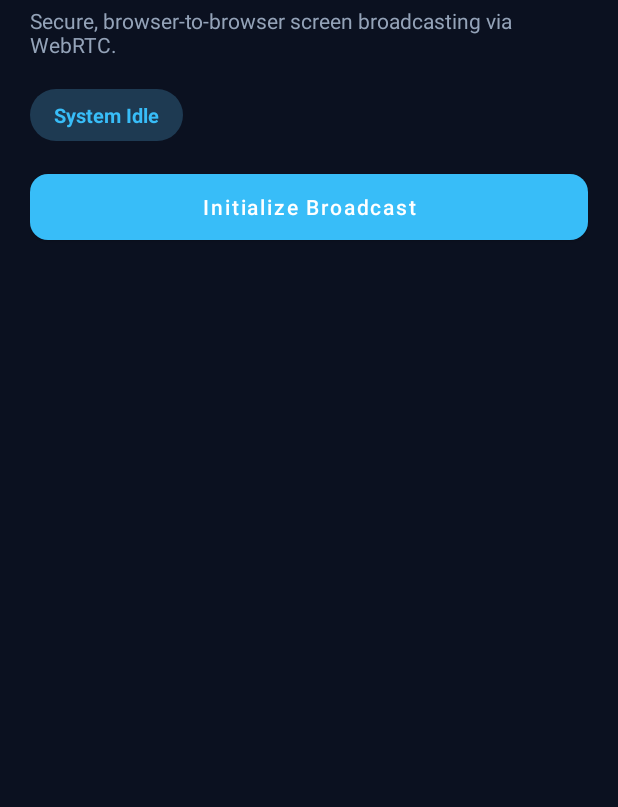
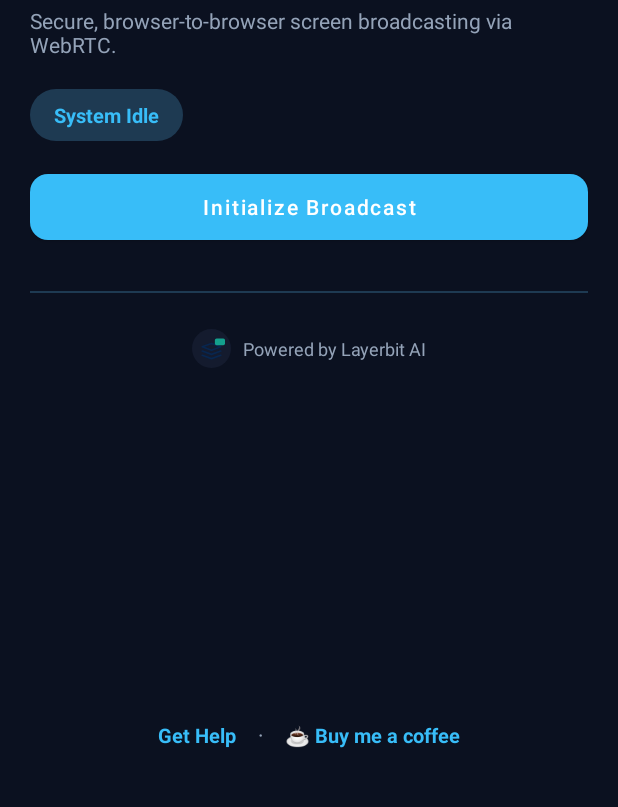
Before and after one commit to vysakhsuresh/layerlink-android, an Android app: the screen it shows after launch (MainActivity), on a phone screen of 412 x 824 dp, the part 87-894 px from its top. Run offline under Robolectric (Android 15) with nearby library versions, the phone set to English and light mode, and no system bars; libraries missing offline, so code that uses them is left out: org.webrtc; plain views replace SurfaceViewRenderer; 8 statements that could not run were skipped.

Commit message:
Update app icon to Open Link, add Layerbit AI company footer
- App icon: replaced the old three-layer mark with "Open Link" (two
  crossing pill shapes forming a chain-link glyph) on the existing
  accent gradient, sized to the adaptive-icon safe zone.
- New shared :core branding: a Layerbit AI mark (matching the geometry
  and colors of the layerbit.co.in site header, sampled from the actual
  logo), a reusable "Powered by Layerbit AI" footer view, and Get
  Help/Buy Me a Coffee actions - all wired to the real destinations from
  the site's index page (buymeacoffee.com/layerbit, WhatsApp, email).
  Reusable as-is by any future app in the family via
  <include layout="@layout/view_brand_footer" /> + BrandLinks.
- Fixed the footer divider's constraint (was anchored to parent top
  instead of the content Barrier below it) before it ever shipped.

Co-Authored-By: Claude Sonnet 5 <noreply@anthropic.com>
Claude-Session: https://claude.ai/code/session_01UA2YMQTHPHii35Dz93eu7W

```diff
--- a/app/src/main/java/com/layerbit/layerlink/MainActivity.kt
+++ b/app/src/main/java/com/layerbit/layerlink/MainActivity.kt
@@ -21,9 +21,10 @@ import androidx.appcompat.app.AppCompatActivity
 import androidx.core.content.ContextCompat
 import androidx.core.view.isVisible
 import androidx.lifecycle.lifecycleScope
+import com.layerbit.core.brand.BrandLinks
+import com.layerbit.core.webrtc.SessionState
 import com.layerbit.layerlink.databinding.ActivityMainBinding
 import com.layerbit.layerlink.service.ScreenShareService
-import com.layerbit.core.webrtc.SessionState
 import kotlinx.coroutines.Job
 import kotlinx.coroutines.launch
 import org.webrtc.RendererCommon
@@ -82,6 +83,9 @@ class MainActivity : AppCompatActivity() {
         binding.btnStop.setOnClickListener { boundService?.stopSharing() }
         binding.btnCopy.setOnClickListener { copyLink() }
         binding.btnShare.setOnClickListener { shareLink() }
+        binding.brandFooterRow.setOnClickListener { BrandLinks.openWebsite(this) }
+        binding.btnGetHelp.setOnClickListener { BrandLinks.showGetHelpDialog(this) }
+        binding.btnBuyCoffee.setOnClickListener { BrandLinks.openCoffee(this) }
 
         maybeRequestNotificationPermission()
         renderState(SessionState.Idle)
--- a/app/src/main/res/layout/activity_main.xml
+++ b/app/src/main/res/layout/activity_main.xml
@@ -74,6 +74,7 @@
             android:id="@+id/actionBarrier"
             android:layout_width="wrap_content"
             android:layout_height="wrap_content"
+            app:barrierAllowsGoneWidgets="false"
             app:barrierDirection="bottom"
             app:constraint_referenced_ids="btnStart,btnStop" />
 
@@ -155,6 +156,16 @@
 
         </androidx.cardview.widget.CardView>
 
+        <androidx.constraintlayout.widget.Barrier
+            android:id="@+id/contentBarrier"
+            android:layout_width="wrap_content"
+            android:layout_height="wrap_content"
+            app:barrierAllowsGoneWidgets="false"
+            app:barrierDirection="bottom"
+            app:constraint_referenced_ids="btnStart,btnStop,linkContainer,previewCard" />
+
+        <include layout="@layout/view_brand_footer" />
+
     </androidx.constraintlayout.widget.ConstraintLayout>
 
 </androidx.core.widget.NestedScrollView>
--- /dev/null
+++ b/core/src/main/res/drawable/ic_layerbit_mark.xml
@@ -0,0 +1,39 @@
+<?xml version="1.0" encoding="utf-8"?>
+<!-- Layerbit AI company mark: same layered/broadcast glyph used in the layerbit.co.in site
+     header (src/partials/header.html), recolored for a light "Powered by" surface, plus the
+     teal accent badge standing in for the "AI" callout (VectorDrawable has no text element,
+     so the literal "AI" is carried by the adjacent wordmark instead). -->
+<vector xmlns:android="http://schemas.android.com/apk/res/android"
+    android:width="24dp"
+    android:height="24dp"
+    android:viewportWidth="64"
+    android:viewportHeight="64">
+
+    <path
+        android:pathData="M32,20 L54,28 L32,36 L10,28 Z"
+        android:strokeColor="#08264F"
+        android:strokeWidth="4"
+        android:strokeLineJoin="round"
+        android:fillColor="#00000000" />
+
+    <path
+        android:pathData="M10,38 L32,46 L54,38"
+        android:strokeColor="#08264F"
+        android:strokeWidth="4"
+        android:strokeLineCap="round"
+        android:strokeLineJoin="round"
+        android:fillColor="#00000000" />
+
+    <path
+        android:pathData="M10,48 L32,56 L54,48"
+        android:strokeColor="#08264F"
+        android:strokeWidth="4"
+        android:strokeLineCap="round"
+        android:strokeLineJoin="round"
+        android:fillColor="#00000000" />
+
+    <path
+        android:pathData="M44,8 h16 a4,4 0 0 1 4,4 v8 a4,4 0 0 1 -4,4 h-16 a4,4 0 0 1 -4,-4 v-8 a4,4 0 0 1 4,-4 Z"
+        android:fillColor="#14A08D" />
+
+</vector>
--- /dev/null
+++ b/core/src/main/res/layout/view_brand_footer.xml
@@ -0,0 +1,96 @@
+<?xml version="1.0" encoding="utf-8"?>
+<!-- Company-wide "Powered by Layerbit AI" footer + support links, meant to be dropped into
+     any app's ConstraintLayout via <include layout="@layout/view_brand_footer" />. As a
+     <merge>, its children become direct siblings of whatever ConstraintLayout includes it, so
+     the top view below can anchor to an id (e.g. a content Barrier) defined in that including
+     layout - see MainActivity's use for the pattern. -->
+<merge xmlns:android="http://schemas.android.com/apk/res/android"
+    xmlns:app="http://schemas.android.com/apk/res-auto">
+
+    <View
+        android:id="@+id/brandFooterDivider"
+        android:layout_width="0dp"
+        android:layout_height="1dp"
+        android:layout_marginTop="28dp"
+        android:background="@color/accent_main_dim"
+        app:layout_constraintEnd_toEndOf="parent"
+        app:layout_constraintStart_toStartOf="parent"
+        app:layout_constraintTop_toBottomOf="@id/contentBarrier" />
+
+    <LinearLayout
+        android:id="@+id/brandFooterRow"
+        android:layout_width="wrap_content"
+        android:layout_height="wrap_content"
+        android:layout_marginTop="18dp"
+        android:background="?android:attr/selectableItemBackground"
+        android:clickable="true"
+        android:focusable="true"
+        android:gravity="center_vertical"
+        android:orientation="horizontal"
+        android:padding="6dp"
+        app:layout_constraintEnd_toEndOf="parent"
+        app:layout_constraintStart_toStartOf="parent"
+        app:layout_constraintTop_toBottomOf="@id/brandFooterDivider">
+
+        <ImageView
+            android:layout_width="26dp"
+            android:layout_height="26dp"
+            android:background="@drawable/card_background"
+            android:contentDescription="@string/core_powered_by"
+            android:padding="4dp"
+            android:src="@drawable/ic_layerbit_mark" />
+
+        <TextView
+            android:layout_width="wrap_content"
+            android:layout_height="wrap_content"
+            android:layout_marginStart="8dp"
+            android:text="@string/core_powered_by"
+            android:textColor="@color/text_muted"
+            android:textSize="12sp" />
+
+    </LinearLayout>
+
+    <LinearLayout
+        android:id="@+id/brandSupportRow"
+        android:layout_width="wrap_content"
+        android:layout_height="wrap_content"
+        android:layout_marginTop="6dp"
+        android:layout_marginBottom="24dp"
+        android:gravity="center_vertical"
+        android:orientation="horizontal"
+        app:layout_constraintBottom_toBottomOf="parent"
+        app:layout_constraintEnd_toEndOf="parent"
+        app:layout_constraintStart_toStartOf="parent"
+        app:layout_constraintTop_toBottomOf="@id/brandFooterRow">
+
+        <TextView
+            android:id="@+id/btnGetHelp"
+            android:layout_width="wrap_content"
+            android:layout_height="wrap_content"
+            android:background="?android:attr/selectableItemBackground"
+            android:padding="8dp"
+            android:text="@string/core_get_help"
+            android:textColor="@color/accent_main"
+            android:textSize="13sp"
+            android:textStyle="bold" />
+
+        <TextView
+            android:layout_width="wrap_content"
+            android:layout_height="wrap_content"
+            android:text="  ·  "
+            android:textColor="@color/text_muted" />
+
+        <TextView
+            android:id="@+id/btnBuyCoffee"
+            android:layout_width="wrap_content"
+            android:layout_height="wrap_content"
+            android:background="?android:attr/selectableItemBackground"
+            android:padding="8dp"
+            android:text="@string/core_buy_coffee"
+            android:textColor="@color/accent_main"
+            android:textSize="13sp"
+            android:textStyle="bold" />
+
+    </LinearLayout>
+
+</merge>
--- a/core/src/main/res/values/strings.xml
+++ b/core/src/main/res/values/strings.xml
@@ -4,4 +4,10 @@
     <string name="core_stop_confirm_title">Stop broadcasting?</string>
     <string name="core_stop_confirm_message">Your viewer will be disconnected and screen sharing will end.</string>
     <string name="core_cancel">Cancel</string>
+
+    <string name="core_powered_by">Powered by Layerbit AI</string>
+    <string name="core_get_help">Get Help</string>
+    <string name="core_buy_coffee">☕ Buy me a coffee</string>
+    <string name="core_send_email">Send Email</string>
+    <string name="core_chat_whatsapp">Chat on WhatsApp</string>
 </resources>
```
Also changed, not shown: app/src/main/res/drawable/ic_launcher_background.xml (+14 -3 lines), app/src/main/res/drawable/ic_launcher_foreground.xml (+23 -20 lines), core/src/main/java/com/layerbit/core/brand/BrandLinks.kt (added, +49 -0 lines).
